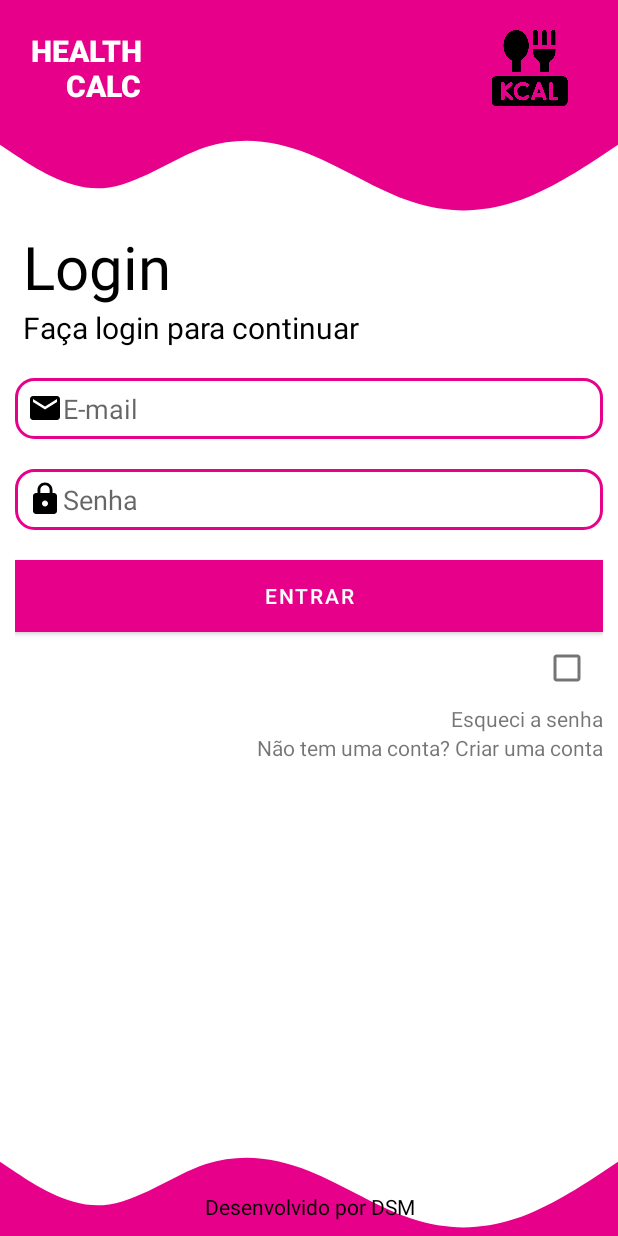
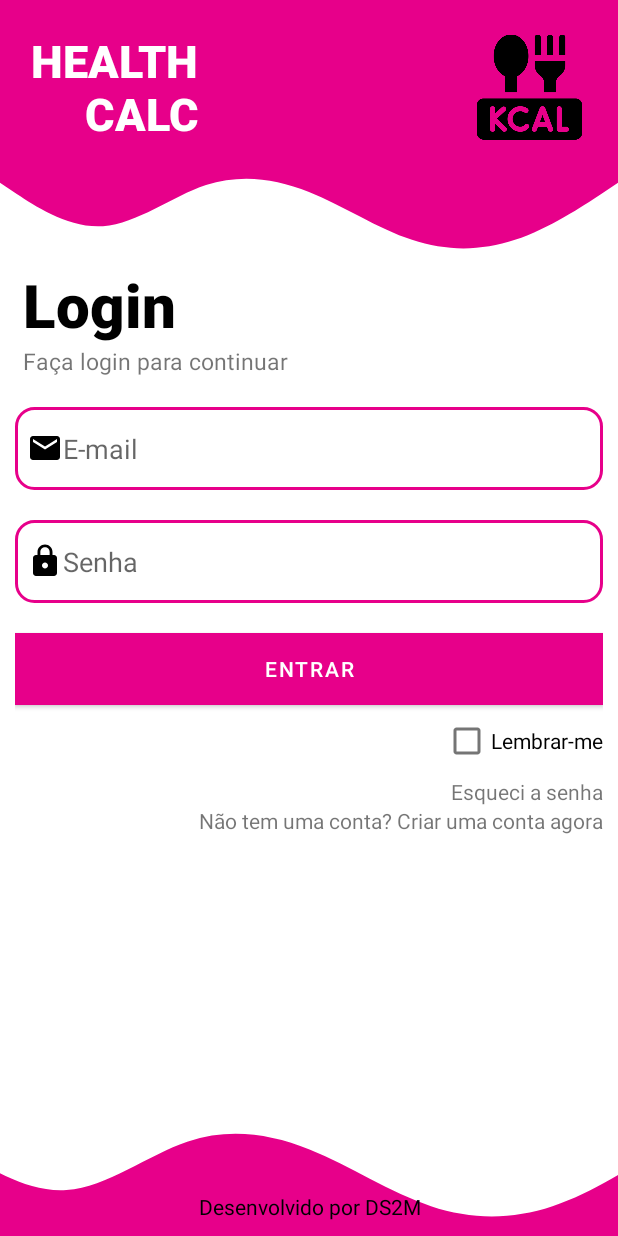
Before and after one commit to cauamenezes/calculadora-imc-mobile, an Android app: the LoginActivity screen opened directly, with no data from a screen before it, on a phone screen of 412 x 824 dp. Run offline under Robolectric (Android 15) with nearby library versions, the phone set to English and light mode, and no system bars.

Commit message:
layout de login atualizado

```diff
--- a/app/src/main/res/layout/activity_login.xml
+++ b/app/src/main/res/layout/activity_login.xml
@@ -18,11 +18,11 @@
             android:layout_height="wrap_content"
             android:layout_marginStart="20dp"
             android:layout_marginTop="20dp"
+            android:fontFamily="sans-serif-black"
             android:gravity="end"
             android:text="HEALTH\n CALC"
             android:textColor="@color/white"
-            android:textSize="20sp"
-            android:fontFamily="sans-serif-black"/>
+            android:textSize="30sp" />
 
         <ImageView
             android:id="@+id/iv"
@@ -50,29 +50,29 @@
             android:layout_width="wrap_content"
             android:layout_height="wrap_content"
             android:layout_marginStart="5dp"
+            android:fontFamily="sans-serif-black"
             android:text="Login"
-            android:textSize="40sp"
-            android:textColor="@color/black"/>
+            android:textColor="@color/black"
+            android:textSize="40sp" />
 
         <TextView
             android:layout_width="wrap_content"
             android:layout_height="wrap_content"
             android:layout_marginStart="5dp"
             android:text="Faça login para continuar"
-            android:textSize="20sp"
-            android:textColor="@color/black"/>
+            android:textSize="15sp" />
 
         <EditText
             android:layout_width="match_parent"
-            android:layout_height="wrap_content"
+            android:layout_height="55dp"
             android:layout_marginTop="20dp"
             android:background="@drawable/forma_edit_text"
             android:drawableStart="@drawable/email"
-            android:hint="E-mail"/>
+            android:hint="E-mail" />
 
         <EditText
             android:layout_width="match_parent"
-            android:layout_height="wrap_content"
+            android:layout_height="55dp"
             android:layout_marginTop="20dp"
             android:background="@drawable/forma_edit_text"
             android:drawableStart="@drawable/cadeado"
@@ -82,9 +82,9 @@
             android:layout_width="match_parent"
             android:layout_height="wrap_content"
             android:layout_marginTop="20dp"
+            android:background="#e7008a"
             android:text="ENTRAR"
-            android:textColor="@color/white"
-            android:background="#e7008a"/>
+            android:textColor="@color/white" />
 
         <LinearLayout
             android:layout_width="match_parent"
@@ -95,7 +95,8 @@
             <CheckBox
                 android:layout_width="wrap_content"
                 android:layout_height="wrap_content"
-                android:layout_gravity="end" />
+                android:layout_gravity="end"
+                android:text="Lembrar-me" />
 
             <TextView
                 android:layout_width="wrap_content"
@@ -107,7 +108,7 @@
                 android:layout_width="wrap_content"
                 android:layout_height="wrap_content"
                 android:layout_gravity="end"
-                android:text="Não tem uma conta? Criar uma conta" />
+                android:text="Não tem uma conta? Criar uma conta agora" />
 
         </LinearLayout>
 
@@ -125,7 +126,7 @@
     <ImageView
         android:id="@+id/iv_bottom"
         android:layout_width="match_parent"
-        android:layout_height="80dp"
+        android:layout_height="108dp"
         android:layout_alignParentBottom="true"
         android:scaleType="centerCrop"
         android:src="@drawable/ic_wave_bottom" />
@@ -136,7 +137,7 @@
         android:layout_alignParentBottom="true"
         android:layout_marginBottom="10dp"
         android:gravity="center"
-        android:text="Desenvolvido por DSM"
+        android:text="Desenvolvido por DS2M"
         android:textColor="@color/black" />
 
 
--- a/app/src/main/res/layout/activity_novo_usuario.xml
+++ b/app/src/main/res/layout/activity_novo_usuario.xml
@@ -11,7 +11,7 @@
 
     <LinearLayout
         android:layout_width="match_parent"
-        android:layout_height="wrap_content"
+        android:layout_height="match_parent"
         android:gravity="center"
         android:orientation="vertical">
 
```
